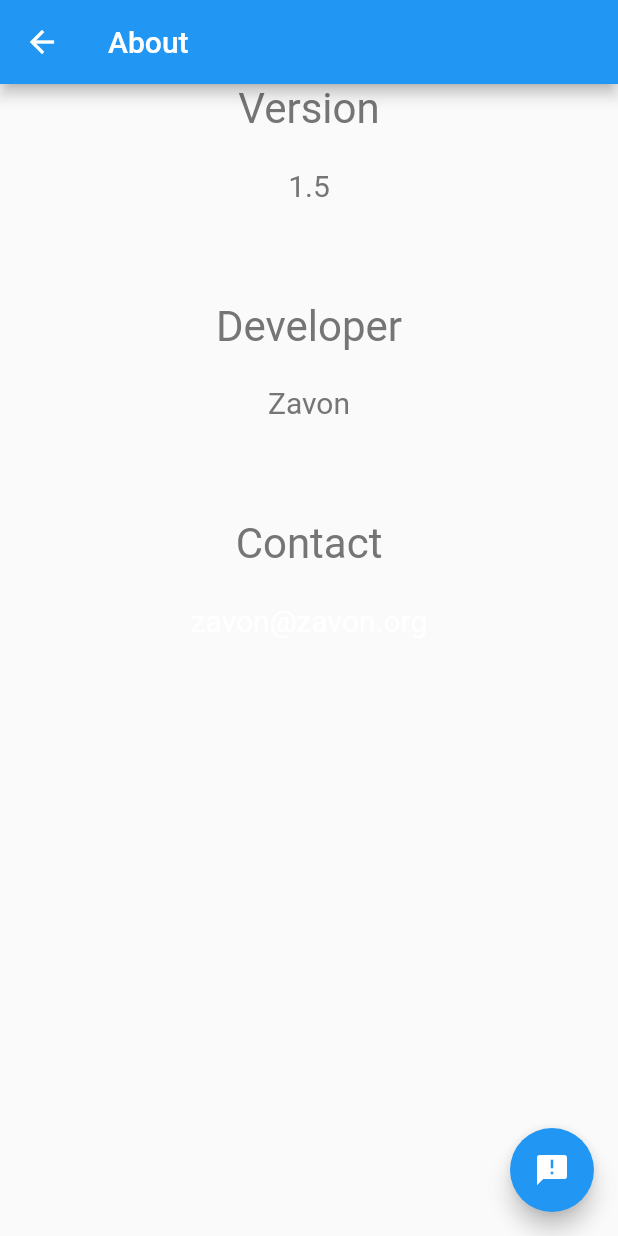
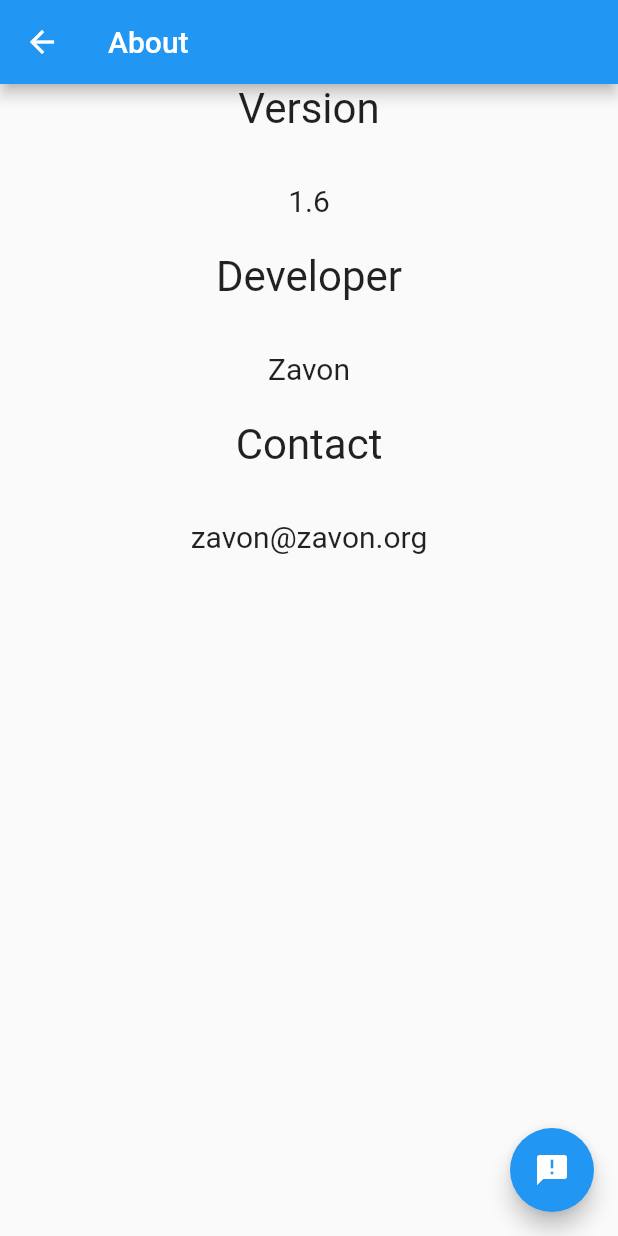
Before and after one commit to Zavon/SFST, a Flutter app: the screen it shows after launch, after a tap on the "info outline" icon, on a phone screen of 412 x 824 dp. Run offline on Flutter 3.47's test engine with Material 2 defaults, Android fonts, the phone set to English and light mode, and no system bars; our stand-ins replace dynamic_theme; missing offline and left inert: flutter_webview_plugin, sticky_header_list.

Commit message:
Implement day/night toggle

```diff
--- a/lib/main.dart
+++ b/lib/main.dart
@@ -56,52 +56,49 @@ class AboutScreenState extends State<AboutScreen> {
         appBar: new AppBar(
           title: new Text("About"),
         ),
-        body: new Container(
-          child: ListView(children: <Widget>[
-            new RichText(
+        body: Container(
+          child: ListView(
+              children: <Widget>[
+            new Text(
+              'Version\n',
               textAlign: TextAlign.center,
-              text: new TextSpan(
-                children: <TextSpan>[
-                  new TextSpan(
-                    text: 'Version\n',
-                    style: new TextStyle(
-                      fontSize: 28.0,
-                      color: Colors.grey[600],
+              style: TextStyle(
+                fontSize: 28.0
               ),
             ),
-                  new TextSpan(
-                    text: '\n1.5\n',
-                    style: new TextStyle(
-                      fontSize: 20.0,
-                      color: Colors.grey[600],
+                  Text(
+                    '1.6\n',
+                    textAlign: TextAlign.center,
+                    style: TextStyle(
+                      fontSize: 20.0
                     ),
                   ),
-                  new TextSpan(
-                    text: '\n\nDeveloper\n',
-                    style: new TextStyle(
-                      fontSize: 28.0,
-                      color: Colors.grey[600],
+            Text(
+              'Developer\n',
+              textAlign: TextAlign.center,
+              style: TextStyle(
+                  fontSize: 28.0
               ),
             ),
-                  new TextSpan(
-                    text: '\nZavon\n',
-                    style: new TextStyle(
-                      fontSize: 20.0,
-                      color: Colors.grey[600],
+            Text(
+              'Zavon\n',
+              textAlign: TextAlign.center,
+              style: TextStyle(
+                  fontSize: 20.0
               ),
             ),
-                  new TextSpan(
-                    text: '\n\nContact\n',
-                    style: new TextStyle(
-                      fontSize: 28.0,
-                      color: Colors.grey[600],
+            Text(
+              'Contact\n',
+              textAlign: TextAlign.center,
+              style: TextStyle(
+                  fontSize: 28.0
               ),
             ),
-                  new TextSpan(
-                    text: '\nzavon@zavon.org\n',
-                    style: new TextStyle(
+            Text(
+              'zavon@zavon.org',
+              textAlign: TextAlign.center,
+              style: TextStyle(
                   fontSize: 20.0,
-
               ),
             )
                 ],
@@ -109,8 +106,8 @@ class AboutScreenState extends State<AboutScreen> {
             ),
 
             // ...
-          ]),
-        ),
+
+
         floatingActionButton: new FloatingActionButton(
           child: new Icon(Icons.announcement),
           onPressed: () {
@@ -159,97 +156,80 @@ class FirstScreenState extends State<FirstScreen> {
                   ),
                   body: TabBarView(
                     children: <Widget>[
-                      new Container(
+                      Container(
                         padding: new EdgeInsets.only(
                             top: 10.0, left: 8.0, right: 8.0),
-                        child: new Column(
-                          children: <Widget>[
-                            new Container (
-                            child: new RichText(
+                        child: ListView(
+                          children: [
+                            Container(
+                              child: Text(
+                                'Horizontal Gaze Nystagmus',
                                     textAlign: TextAlign.center,
-                              text: new TextSpan(
+                                    style: TextStyle(
+                                      fontSize: 28.0
+                                    )
+                              ),
 
-                                children: <TextSpan>[
-                                  new TextSpan(
-                                    text: 'Horizontal Gaze Nystagmus\n',
-                                    style:  TextStyle(
-                                      fontSize: 28.0,
-                                      color: Colors.grey[600]
                             ),
+                            Text(
+                              '\n1. I am going to check your eyes.\n\n2. Keep your head still and follow the stimulus with your eyes only.\n\n3. Do not move your head.\n\n4. Do you understand the instructions?',
+                            textAlign: TextAlign.center,
+                              style: TextStyle(
+                                fontSize: 20.0,
                               ),
-                                  new TextSpan(
-                                    text:
-                                        '\n1. I am going to check your eyes.\n\n2. Keep your head still and follow the stimulus with your eyes only.\n\n3. Do not move your head.\n\n4. Do you understand the instructions?',
-                                    style: new TextStyle(
-                                      fontSize: 20.0,
-                                      color: Colors.grey[600],
-                                    ),
-                                  ),
+                            )
                           ],
-                              ),
-                            ),
-                            )],
-                        ),
+                        )
                       ),
                       new Container(
                         padding: new EdgeInsets.only(
                             top: 10.0, left: 8.0, right: 8.0),
-                        child: new ListView(
-                          children: <Widget>[
-                            new RichText(
+                          child: ListView(
+                            children: [
+                              Container(
+                                child: Text(
+                                    'Walk and Turn',
                                     textAlign: TextAlign.center,
-                              text: new TextSpan(
-                                children: <TextSpan>[
-                                  new TextSpan(
-                                    text: 'Walk And Turn \n',
-                                    style: new TextStyle(
-                                      fontSize: 28.0,
-                                      color: Colors.grey[600],
+                                    style: TextStyle(
+                                        fontSize: 28.0
+                                    )
                                 ),
+
                               ),
-                                  new TextSpan(
-                                    text:
-                                        "\n1. Put your left foot on the line and put your right foot in front of it with your right heel touching your left toe. Keep your hands at your side.\n\n2.Do not start until I tell you to.\n\n3. Do you understand the directions?\n\n4. When I tell you to begin, take nine heel to toe steps on the line, turn around keeping one foot on the line, and return nine heel to toe steps.\n\n5. On the ninth step, keep the front foot on the line and turn by taking several small steps with the other foot.\n\n6. Whilewalking, watch your feet at all times, keep arms at side, count steps out loud. Once you begin, do not stop until test is completed.\n\n7. Do you understand the instructions?\n\n8. You may begin the test\n",
-                                    style: new TextStyle(
-                                      color: Colors.grey[600],
+                              Text(
+                                '\n1. Put your left foot on the line and put your right foot in front of it with your right heel touching your left toe. Keep your hands at your side.\n\n2.Do not start until I tell you to.\n\n3. Do you understand the directions?\n\n4. When I tell you to begin, take nine heel to toe steps on the line, turn around keeping one foot on the line, and return nine heel to toe steps.\n\n5. On the ninth step, keep the front foot on the line and turn by taking several small steps with the other foot.\n\n6. Whilewalking, watch your feet at all times, keep arms at side, count steps out loud. Once you begin, do not stop until test is completed.\n\n7. Do you understand the instructions?\n\n8. You may begin the test.\n',
+                                textAlign: TextAlign.center,
+                                style: TextStyle(
                                   fontSize: 20.0,
                                 ),
-                                  ),
+                              )
                             ],
-                              ),
-                            ),
-                          ],
-                        ),
+                          )
                       ),
                       new Container(
                           padding: new EdgeInsets.only(
                               top: 10.0, left: 8.0, right: 8.0),
-                        child: new ListView(
-                          children: <Widget>[
-                            new RichText(
+                          child: ListView(
+                            children: [
+                              Container(
+                                child: Text(
+                                    'One Legged Stand',
                                     textAlign: TextAlign.center,
-                              text: new TextSpan(
-                                children: <TextSpan>[
-                                  new TextSpan(
-                                    text: 'One Legged Stand \n',
-                                    style: new TextStyle(
-                                      fontSize: 28.0,
-                                      color: Colors.grey[600],
+                                    style: TextStyle(
+                                        fontSize: 28.0
+                                    )
                                 ),
+
                               ),
-                                  new TextSpan(
-                                    text:
-                                        "\n1. Stand with your heels together and your arms at your side.\n\n2. Do not begin until I tell you to.\n\n3. Do you understand?\n\n4. When I tell you, I want you to raise one leg, either leg, approximately six inches off the ground, foot pointed out. Keep both legs straight and keep your eyes on the elevated foot.\n\n5. While holding that position, count out loud; one thousand and one, one thousand and two, one thousand and three, and so forth until told to stop.\n\n6. Do you understand the instructions?\n\n7. You may begin the test.\n",
-                                    style: new TextStyle(
+                              Text(
+                                '\n1. Stand with your heels together and your arms at your side.\n\n2. Do not begin until I tell you to.\n\n3. Do you understand?\n\n4. When I tell you, I want you to raise one leg, either leg, approximately six inches off the ground, foot pointed out. Keep both legs straight and keep your eyes on the elevated foot.\n\n5. While holding that position, count out loud; one thousand and one, one thousand and two, one thousand and three, and so forth until told to stop.\n\n6. Do you understand the instructions?\n\n7. You may begin the test.',
+                                textAlign: TextAlign.center,
+                                style: TextStyle(
                                   fontSize: 20.0,
-                                      color: Colors.grey[600],
                                 ),
-                                  ),
+                              )
                             ],
-                              ),
-                            ),
-                          ],
-                        ),
+                          )
                       ),
                     ],
                   ),
```
Also changed, not shown: 1 other file. Lines whose indentation alone changed are shown as unchanged.
